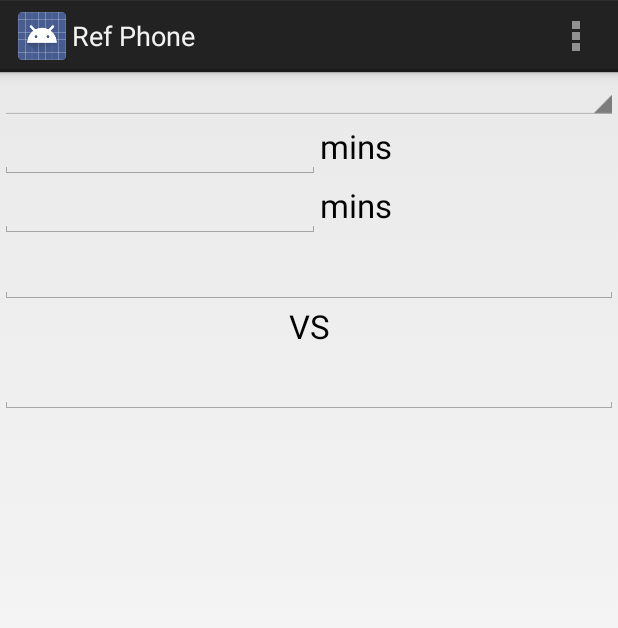
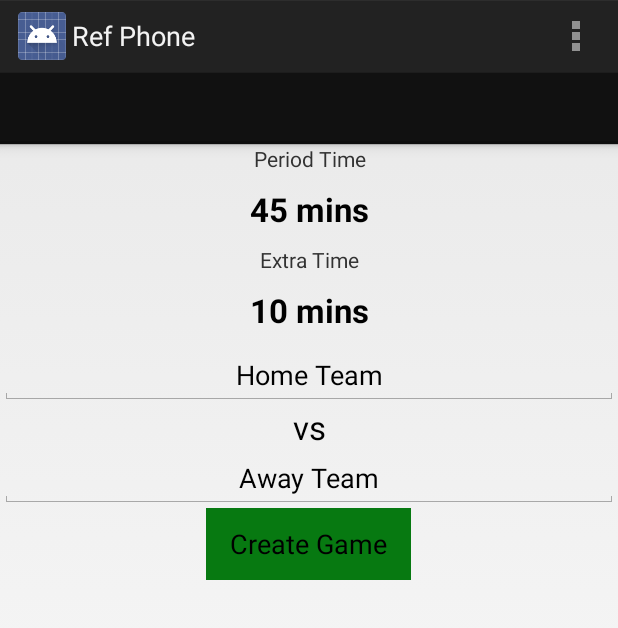
Before and after one commit to Arbixal/RefDroid, an Android app: the screen it shows after launch (MainActivity), on a phone screen of 412 x 824 dp. Shown: the top 628 px of the screen. Run offline under Robolectric (Android 15) with nearby library versions, the phone set to English and light mode, and no system bars.

Commit message:
More work on the Android side of things.

```diff
--- a/RefPhone/src/main/java/com/arbixal/refphone/MainActivity.java
+++ b/RefPhone/src/main/java/com/arbixal/refphone/MainActivity.java
@@ -1,6 +1,8 @@
 package com.arbixal.refphone;
 
 import android.annotation.TargetApi;
+import android.app.ActionBar;
+import android.app.DialogFragment;
 import android.app.LoaderManager;
 import android.content.CursorLoader;
 import android.content.Loader;
@@ -12,29 +14,67 @@ import android.util.Log;
 import android.view.Menu;
 import android.view.View;
 import android.widget.AdapterView;
+import android.widget.NumberPicker;
 import android.widget.SimpleCursorAdapter;
 import android.widget.Spinner;
+import android.widget.TextView;
 
 @TargetApi(Build.VERSION_CODES.HONEYCOMB)
-public class MainActivity extends Activity implements LoaderManager.LoaderCallbacks<Cursor>, AdapterView.OnItemSelectedListener
+public class MainActivity extends Activity implements GameTimeDialogFragment.GameTimeDialogListener
 {
-    private static final int LOADER_DIVISION = 1;
     private static final String TAG = "MainActivity";
 
-    private SimpleCursorAdapter mAdapter;
+    private int mGameTime = 45;
+    private int mExtraTime = 10;
+    private String mHomeTeam = "Home Team";
+    private String mAwayTeam = "Away Team";
 
     @Override
     protected void onCreate(Bundle savedInstanceState)
     {
         Log.v(MainActivity.TAG, MainActivity.TAG + ":OnCreate()");
         super.onCreate(savedInstanceState);
-        setContentView(R.layout.activity_main);
+        this.setContentView(R.layout.activity_main);
 
-        this.mAdapter = new SimpleCursorAdapter(this, android.R.layout.simple_spinner_dropdown_item, null, new String[]{CBusinessObjects.CDivision.COLUMN_NAME_NAME}, new int[]{android.R.id.text1}, 0 );
-        Spinner divisionSpinner = (Spinner) findViewById(R.id.spinner);
-        divisionSpinner.setAdapter(this.mAdapter);
-        divisionSpinner.setOnItemSelectedListener(this);
-        this.getLoaderManager().initLoader(MainActivity.LOADER_DIVISION, null, this);
+        final ActionBar actionBar = this.getActionBar();
+        actionBar.setNavigationMode(ActionBar.NAVIGATION_MODE_TABS);
+
+        TextView lblGameTime = (TextView)this.findViewById(R.id.lblGameTime);
+        lblGameTime.setOnClickListener(new View.OnClickListener()
+        {
+            @Override
+            public void onClick(View view)
+            {
+                GameTimeDialogFragment dialog = new GameTimeDialogFragment(GameTimeDialogFragment.TimeType.GameTime, MainActivity.this.mGameTime);
+                dialog.show(MainActivity.this.getFragmentManager(), "GameTimeDialog");
+            }
+        });
+
+        TextView lblExtraTime = (TextView)this.findViewById(R.id.lblExtraTime);
+        lblExtraTime.setOnClickListener(new View.OnClickListener()
+        {
+            @Override
+            public void onClick(View view)
+            {
+                GameTimeDialogFragment dialog = new GameTimeDialogFragment(GameTimeDialogFragment.TimeType.ExtraTime, MainActivity.this.mExtraTime);
+                dialog.show(MainActivity.this.getFragmentManager(), "ExtraTimeDialog");
+            }
+        });
+    }
+
+    @Override
+    public void onDialogPositiveClick(int pSelectedValue, GameTimeDialogFragment.TimeType pTimeType)
+    {
+        if (pTimeType == GameTimeDialogFragment.TimeType.GameTime)
+        {
+            this.mGameTime = pSelectedValue;
+            this.updateGameTime();
+        }
+        else
+        {
+            this.mExtraTime = pSelectedValue;
+            this.updateExtraTime();
+        }
     }
 
     @Override
@@ -43,46 +83,19 @@ public class MainActivity extends Activity implements LoaderManager.LoaderCallba
         Log.v(MainActivity.TAG, MainActivity.TAG + ":OnCreateOptionsMenu()");
 
         // Inflate the menu; this adds items to the action bar if it is present.
-        getMenuInflater().inflate(R.menu.main, menu);
+        this.getMenuInflater().inflate(R.menu.main, menu);
         return true;
     }
 
-    @Override
-    public Loader<Cursor> onCreateLoader(int pLoaderID, Bundle pBundle)
+    private void updateGameTime()
     {
-        Log.v(MainActivity.TAG, MainActivity.TAG + ":onCreateLoader()");
-        switch (pLoaderID)
-        {
-            case MainActivity.LOADER_DIVISION:
-                return (new CursorLoader(this, CBusinessObjects.CDivision.CONTENT_URI, new String[]{CBusinessObjects.CDivision._ID, CBusinessObjects.CDivision.COLUMN_NAME_NAME}, null, null, null));
-            default:
-                throw new IllegalArgumentException("Unknown Loader ID " + pLoaderID);
-        }
+        TextView lblGameTime = (TextView)this.findViewById(R.id.lblGameTime);
+        lblGameTime.setText(String.format("%d mins", this.mGameTime));
     }
 
-    @Override
-    public void onLoadFinished(Loader<Cursor> pLoader, Cursor pCursor)
+    private void updateExtraTime()
     {
-        Log.v(MainActivity.TAG, MainActivity.TAG + ":onLoadFinished()");
-        this.mAdapter.swapCursor(pCursor);
-    }
-
-    @Override
-    public void onLoaderReset(Loader<Cursor> pLoader)
-    {
-        Log.v(MainActivity.TAG, MainActivity.TAG + ":onLoaderReset()");
-        this.mAdapter.swapCursor(null);
-    }
-
-    @Override
-    public void onItemSelected(AdapterView<?> adapterView, View view, int i, long l)
-    {
-        Log.v(MainActivity.TAG, MainActivity.TAG + ":onItemSelected()");
-    }
-
-    @Override
-    public void onNothingSelected(AdapterView<?> adapterView)
-    {
-        Log.v(MainActivity.TAG, MainActivity.TAG + ":onItemSelected()");
+        TextView lblExtraTime = (TextView)this.findViewById(R.id.lblExtraTime);
+        lblExtraTime.setText(String.format("%d mins", this.mExtraTime));
     }
 }
--- a/RefPhone/src/main/res/layout/activity_main.xml
+++ b/RefPhone/src/main/res/layout/activity_main.xml
@@ -1,110 +1,81 @@
-<TableLayout
+    <LinearLayout
         android:layout_width="fill_parent"
         android:layout_height="fill_parent"
-        xmlns:android="http://schemas.android.com/apk/res/android"
-        android:stretchColumns="1">
+        android:orientation="vertical"
+        xmlns:android="http://schemas.android.com/apk/res/android">
 
-    <TableRow
-            android:layout_width="fill_parent"
-            android:layout_height="fill_parent">
-
-        <Spinner
+        <TextView
             android:layout_width="fill_parent"
             android:layout_height="wrap_content"
-                android:id="@+id/spinner"
-                android:layout_column="0"
-                android:layout_span="2"/>
+            android:text="@string/label_game_time"
+            android:id="@+id/textView"
+            android:gravity="center_horizontal" />
 
-    </TableRow>
+        <TextView
+            android:layout_width="fill_parent"
+            android:layout_height="48dp"
+            android:textAppearance="?android:attr/textAppearanceLarge"
+            android:text="@string/default_game_time"
+            android:id="@+id/lblGameTime"
+            android:gravity="center_vertical|center_horizontal"
+            android:clickable="true"
+            android:textStyle="bold" />
 
-    <TableRow
+        <TextView
             android:layout_width="fill_parent"
-            android:layout_height="fill_parent">
+            android:layout_height="wrap_content"
+            android:text="@string/label_extra_time"
+            android:id="@+id/textView3"
+            android:gravity="center_horizontal" />
+
+        <TextView
+            android:layout_width="fill_parent"
+            android:layout_height="48dp"
+            android:textAppearance="?android:attr/textAppearanceLarge"
+            android:text="@string/default_extra_time"
+            android:id="@+id/lblExtraTime"
+            android:gravity="center_vertical|center_horizontal"
+            android:textStyle="bold"
+            android:clickable="true" />
 
         <EditText
-                android:layout_width="wrap_content"
+            android:layout_width="fill_parent"
             android:layout_height="wrap_content"
-                android:inputType="number"
-                android:ems="10"
-                android:id="@+id/editText3"
-                android:layout_column="0"
-                />
+            android:id="@+id/txtHomeTeam"
+            android:hint="@string/label_home_team"
+            android:textAlignment="center"
+            android:gravity="center_horizontal"
+            android:capitalize="words"
+            android:text="@string/label_home_team" />
 
         <TextView
-                android:layout_width="wrap_content"
-                android:layout_height="wrap_content"
-                android:textAppearance="?android:attr/textAppearanceLarge"
-                android:text="@string/label_mins"
-                android:id="@+id/text_game_time"
-                android:layout_column="1"
-                android:singleLine="false"/>
-    </TableRow>
-
-    <TableRow
             android:layout_width="fill_parent"
-            android:layout_height="fill_parent">
-
-        <EditText
-                android:layout_width="wrap_content"
-                android:layout_height="wrap_content"
-                android:inputType="number"
-                android:ems="10"
-                android:id="@+id/editText4"
-                android:layout_column="0"/>
-
-        <TextView
-                android:layout_width="wrap_content"
-                android:layout_height="wrap_content"
-                android:textAppearance="?android:attr/textAppearanceLarge"
-                android:text="@string/label_mins"
-                android:id="@+id/textView2"
-                android:layout_column="1"/>
-    </TableRow>
-
-    <TableRow
-            android:layout_width="fill_parent"
-            android:layout_height="fill_parent">
-
-        <EditText
-                android:layout_width="wrap_content"
-                android:layout_height="wrap_content"
-                android:id="@+id/editText"
-                android:layout_column="0"
-                android:inputType="textCapWords"
-                android:textAppearance="@android:style/TextAppearance.DeviceDefault.Large"
-                android:layout_span="2"
-                android:textAlignment="center"
-                />
-    </TableRow>
-
-    <TableRow
-            android:layout_width="fill_parent"
-            android:layout_height="fill_parent">
-
-        <TextView
-                android:layout_width="wrap_content"
             android:layout_height="wrap_content"
             android:textAppearance="?android:attr/textAppearanceLarge"
             android:text="@string/label_vs"
             android:id="@+id/textView5"
-                android:layout_column="0"
-                android:textAlignment="gravity"
-                android:gravity="center_horizontal"
-                android:layout_span="2"/>
-    </TableRow>
-
-    <TableRow
-            android:layout_width="fill_parent"
-            android:layout_height="fill_parent">
+            android:textAlignment="center"
+            android:gravity="center_horizontal" />
 
         <EditText
+            android:layout_width="fill_parent"
+            android:layout_height="wrap_content"
+            android:id="@+id/txtAwayTeam"
+            android:hint="@string/label_away_team"
+            android:textAlignment="center"
+            android:gravity="center_horizontal"
+            android:capitalize="words"
+            android:text="@string/label_away_team" />
+
+        <Button
             android:layout_width="wrap_content"
             android:layout_height="wrap_content"
-                android:id="@+id/editText2"
-                android:layout_column="0"
-                android:inputType="textCapWords"
-                android:textAppearance="@android:style/TextAppearance.DeviceDefault.Large"
-                android:layout_span="2"/>
-    </TableRow>
+            android:text="@string/label_create_game"
+            android:id="@+id/button"
+            android:gravity="center_vertical|center_horizontal"
+            android:layout_gravity="center_horizontal"
+            android:background="#077911"
+            android:paddingLeft="@dimen/activity_horizontal_margin"
+            android:paddingRight="@dimen/activity_horizontal_margin" />
 
-</TableLayout>
+    </LinearLayout>
--- a/RefPhone/src/main/res/values/strings.xml
+++ b/RefPhone/src/main/res/values/strings.xml
@@ -3,6 +3,14 @@
 
     <string name="app_name">Ref Phone</string>
     <string name="action_settings">Settings</string>
-    <string name="spinner_prompt">Division</string><string name="label_game_time">Period Time</string><string name="default_game_time">0 mins</string><string name="label_extra_time">Extra Time</string><string name="default_extra_time">0 mins</string><string name="label_home_team">Home Team</string><string name="label_away_team">Away Team</string><string name="label_vs">VS</string><string name="label_mins">mins</string>
+    <string name="spinner_prompt">Division</string>
+    <string name="label_game_time">Period Time</string>
+    <string name="default_game_time">45 mins</string>
+    <string name="label_extra_time">Extra Time</string>
+    <string name="default_extra_time">10 mins</string>
+    <string name="label_home_team">Home Team</string>
+    <string name="label_away_team">Away Team</string>
+    <string name="label_vs">vs</string>
+    <string name="label_mins">mins</string><string name="label_create_game">Create Game</string>
 
 </resources>
```
Also changed, not shown: RefPhone/src/main/java/com/arbixal/refphone/GameTimeDialogFragment.java (added, +98 -0 lines), RefPhone/src/main/res/layout/dialog_gametime.xml (added, +12 -0 lines), 1 other file. Lines whose indentation alone changed are shown as unchanged.
